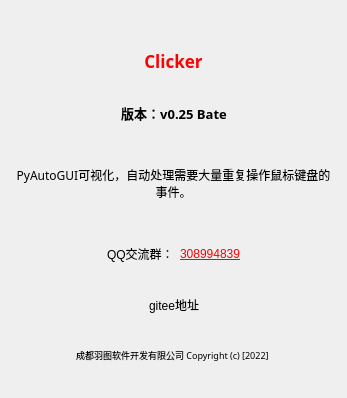
Before: the Qt Designer form 窗体/about.ui in FsterThanLight/automatic_clicker_2, drawn with Qt 5.
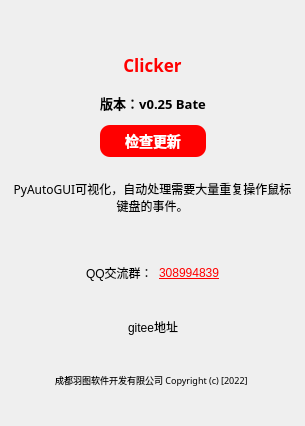
After: the same form once the commit is applied. Icons and pictures are not drawn.

Commit message: 2024年6月22日23:23:56 新增自动更新系统，导出功能重新设计

Patch:
```diff
--- a/窗体/about.ui
+++ b/窗体/about.ui
@@ -6,8 +6,8 @@
    <rect>
     <x>0</x>
     <y>0</y>
-    <width>347</width>
-    <height>398</height>
+    <width>305</width>
+    <height>426</height>
    </rect>
   </property>
   <property name="windowTitle">
@@ -184,21 +184,8 @@
     </layout>
    </item>
    <item>
-    <layout class="QHBoxLayout" name="horizontalLayout_4">
-     <item>
-      <spacer name="horizontalSpacer_7">
-       <property name="orientation">
-        <enum>Qt::Horizontal</enum>
-       </property>
-       <property name="sizeHint" stdset="0">
-        <size>
-         <width>40</width>
-         <height>20</height>
-        </size>
-       </property>
-      </spacer>
-     </item>
-     <item>
+    <layout class="QGridLayout" name="gridLayout">
+     <item row="0" column="1">
       <widget class="QLabel" name="label_2">
        <property name="font">
         <font>
@@ -216,7 +203,7 @@
        </property>
       </widget>
      </item>
-     <item>
+     <item row="0" column="2">
       <spacer name="horizontalSpacer_8">
        <property name="orientation">
         <enum>Qt::Horizontal</enum>
@@ -229,6 +216,54 @@
        </property>
       </spacer>
      </item>
+     <item row="0" column="0">
+      <spacer name="horizontalSpacer_7">
+       <property name="orientation">
+        <enum>Qt::Horizontal</enum>
+       </property>
+       <property name="sizeHint" stdset="0">
+        <size>
+         <width>40</width>
+         <height>20</height>
+        </size>
+       </property>
+      </spacer>
+     </item>
+     <item row="1" column="1">
+      <widget class="QPushButton" name="pushButton">
+       <property name="font">
+        <font>
+         <family>Microsoft YaHei</family>
+         <pointsize>-1</pointsize>
+         <weight>75</weight>
+         <italic>false</italic>
+         <bold>true</bold>
+        </font>
+       </property>
+       <property name="styleSheet">
+        <string notr="true">QPushButton {
+    background-color: red;
+    color: white;
+    border-radius: 10px; /* 设置圆角半径 */
+    font-family: 'Microsoft YaHei'; /* 设置字体为微软雅黑 */
+    font-size: 14px; /* 设置字体大小，可以根据需要调整 */
+    padding: 5px 10px; /* 设置内边距，使按钮看起来更美观 */
+}
+
+QPushButton:hover {
+    background-color: rgb(170, 0, 0); /* 设置鼠标悬停时的背景颜色 */
+}
+
+QPushButton:pressed {
+    background-color: rgb(85, 85, 127); /* 设置按钮按下时的背景颜色 */
+}
+</string>
+       </property>
+       <property name="text">
+        <string>检查更新</string>
+       </property>
+      </widget>
+     </item>
     </layout>
    </item>
    <item>
```
The commit also changes 9 other files.
